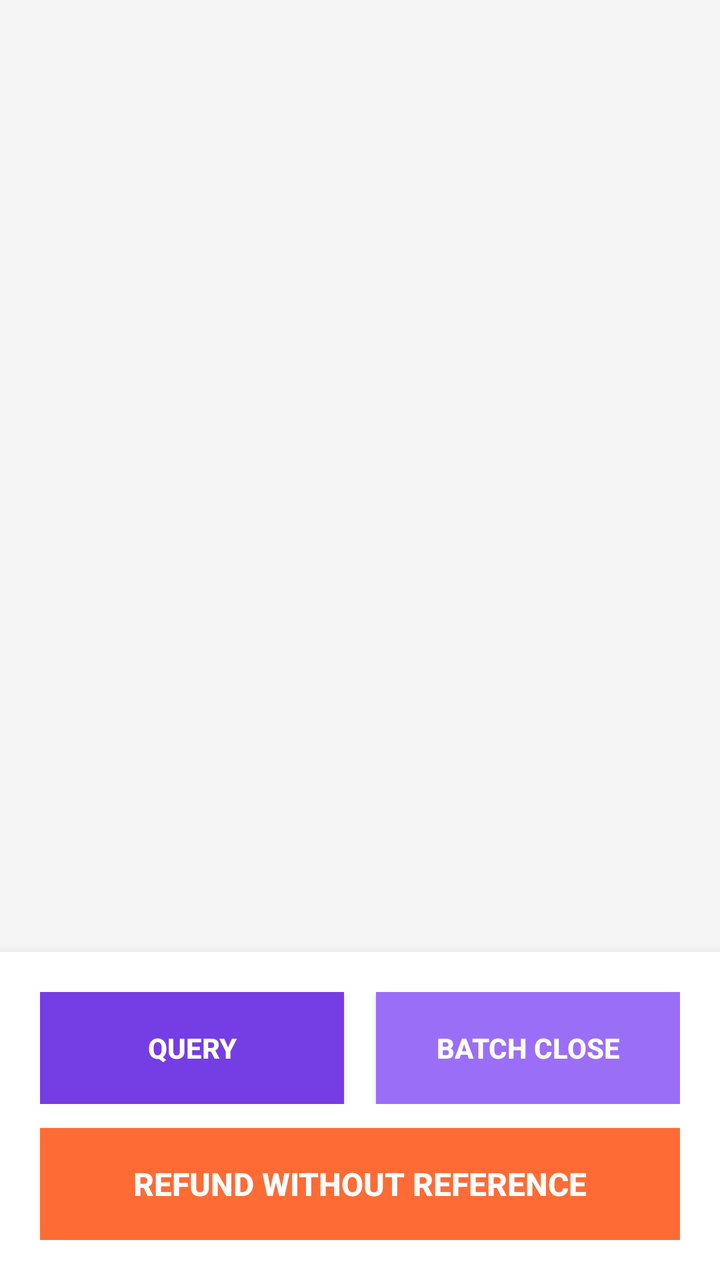
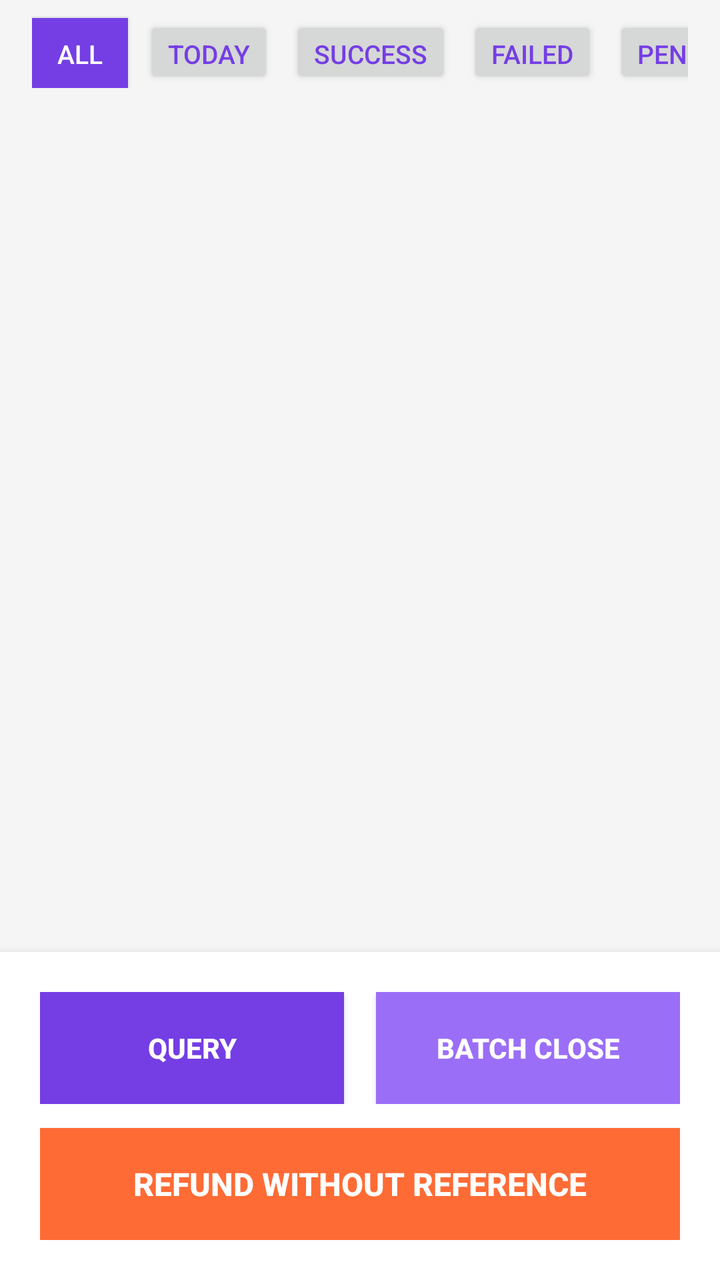

Compare the two renders of this Android layout. The source of the first and the diff that turns it into the second are given below.
<!-- AndroidManifest.xml: application theme Theme.TaplinkDemo -->
<!-- res/layout/activity_transaction_list.xml -->
<?xml version="1.0" encoding="utf-8"?>
<LinearLayout xmlns:android="http://schemas.android.com/apk/res/android"
    android:layout_width="match_parent"
    android:layout_height="match_parent"
    android:orientation="vertical"
    android:background="#f5f5f5">

    

    
    <ListView
        android:id="@+id/lv_transactions"
        android:layout_width="match_parent"
        android:layout_height="0dp"
        android:layout_weight="1"
        android:divider="@android:color/transparent"
        android:dividerHeight="8dp"
        android:paddingTop="16dp"
        android:paddingBottom="16dp"
        android:paddingLeft="16dp"
        android:paddingRight="16dp"
        android:clipToPadding="false" />

    
    <LinearLayout
        android:id="@+id/layout_empty"
        android:layout_width="match_parent"
        android:layout_height="0dp"
        android:layout_weight="1"
        android:orientation="vertical"
        android:gravity="center"
        android:visibility="gone"
        android:padding="40dp">

        <TextView
            android:layout_width="wrap_content"
            android:layout_height="wrap_content"
            android:text="📋"
            android:textSize="48sp"
            android:layout_marginBottom="16dp" />

        <TextView
            android:layout_width="wrap_content"
            android:layout_height="wrap_content"
            android:text="No transactions yet"
            android:textColor="#999999"
            android:textSize="18sp"
            android:textStyle="bold"
            android:layout_marginBottom="8dp" />

        <TextView
            android:layout_width="wrap_content"
            android:layout_height="wrap_content"
            android:text="Start processing payments to see transaction history"
            android:textColor="#CCCCCC"
            android:textSize="14sp"
            android:gravity="center" />

    </LinearLayout>

    
    <LinearLayout
        android:layout_width="match_parent"
        android:layout_height="wrap_content"
        android:orientation="vertical"
        android:background="#FFFFFF"
        android:padding="20dp"
        android:elevation="8dp">

        
        <LinearLayout
            android:layout_width="match_parent"
            android:layout_height="wrap_content"
            android:orientation="horizontal"
            android:layout_marginBottom="12dp">

            <Button
                android:id="@+id/btn_query_transaction"
                android:layout_width="0dp"
                android:layout_height="56dp"
                android:layout_weight="1"
                android:text="Query"
                android:textColor="#FFFFFF"
                android:textSize="14sp"
                android:textStyle="bold"
                android:background="@color/colorPrimary"
                android:layout_marginEnd="8dp" />

            <Button
                android:id="@+id/btn_batch_close"
                android:layout_width="0dp"
                android:layout_height="56dp"
                android:layout_weight="1"
                android:text="Batch Close"
                android:textColor="#FFFFFF"
                android:textSize="14sp"
                android:textStyle="bold"
                android:background="@color/colorAccent"
                android:layout_marginStart="8dp" />

        </LinearLayout>

        
        <Button
            android:id="@+id/btn_standalone_refund"
            android:layout_width="match_parent"
            android:layout_height="56dp"
            android:text="@string/refund_without_reference"
            android:textColor="#FFFFFF"
            android:textSize="16sp"
            android:textStyle="bold"
            android:background="#FF6B35" />

    </LinearLayout>

</LinearLayout>
<!-- resources referenced by this layout -->
<resources>
  <color name="colorAccent">#9B6EF7</color>
  <color name="colorPrimary">#743EE4</color>
  <string name="refund_without_reference">Refund without reference</string>
  <style name="Theme.TaplinkDemo" parent="Theme.AppCompat.Light.DarkActionBar">
          <item name="colorPrimary">@color/colorPrimary</item>
          <item name="colorPrimaryDark">@color/colorPrimaryDark</item>
          <item name="colorAccent">@color/colorAccent</item>
      </style>
  <color name="colorPrimaryDark">#5A2FB8</color>
</resources>

<!-- the commit's change to res/layout/activity_transaction_list.xml (unified diff, before → after) -->
@@ -6,6 +6,53 @@
     android:background="#f5f5f5">
 
     
+
+    
+    <HorizontalScrollView
+        android:layout_width="match_parent"
+        android:layout_height="wrap_content"
+        android:scrollbars="none"
+        android:paddingStart="16dp"
+        android:paddingEnd="16dp"
+        android:paddingTop="8dp"
+        android:paddingBottom="8dp">
+
+        <LinearLayout
+            android:layout_width="wrap_content"
+            android:layout_height="wrap_content"
+            android:orientation="horizontal">
+
+            <Button android:id="@+id/chip_all"
+                android:layout_width="wrap_content" android:layout_height="36dp"
+                android:text="All" android:textSize="13sp" android:layout_marginEnd="8dp"
+                android:minWidth="48dp" android:paddingStart="12dp" android:paddingEnd="12dp"
+                android:background="@color/colorPrimary" android:textColor="#FFFFFF" />
+
+            <Button android:id="@+id/chip_today"
+                android:layout_width="wrap_content" android:layout_height="36dp"
+                android:text="Today" android:textSize="13sp" android:layout_marginEnd="8dp"
+                android:minWidth="48dp" android:paddingStart="12dp" android:paddingEnd="12dp"
+                android:textColor="@color/colorPrimary" />
+
+            <Button android:id="@+id/chip_success"
+                android:layout_width="wrap_content" android:layout_height="36dp"
+                android:text="Success" android:textSize="13sp" android:layout_marginEnd="8dp"
+                android:minWidth="48dp" android:paddingStart="12dp" android:paddingEnd="12dp"
+                android:textColor="@color/colorPrimary" />
+
+            <Button android:id="@+id/chip_failed"
+                android:layout_width="wrap_content" android:layout_height="36dp"
+                android:text="Failed" android:textSize="13sp" android:layout_marginEnd="8dp"
+                android:minWidth="48dp" android:paddingStart="12dp" android:paddingEnd="12dp"
+                android:textColor="@color/colorPrimary" />
+
+            <Button android:id="@+id/chip_pending"
+                android:layout_width="wrap_content" android:layout_height="36dp"
+                android:text="Pending" android:textSize="13sp"
+                android:minWidth="48dp" android:paddingStart="12dp" android:paddingEnd="12dp"
+                android:textColor="@color/colorPrimary" />
+        </LinearLayout>
+    </HorizontalScrollView>
 
     
     <ListView
